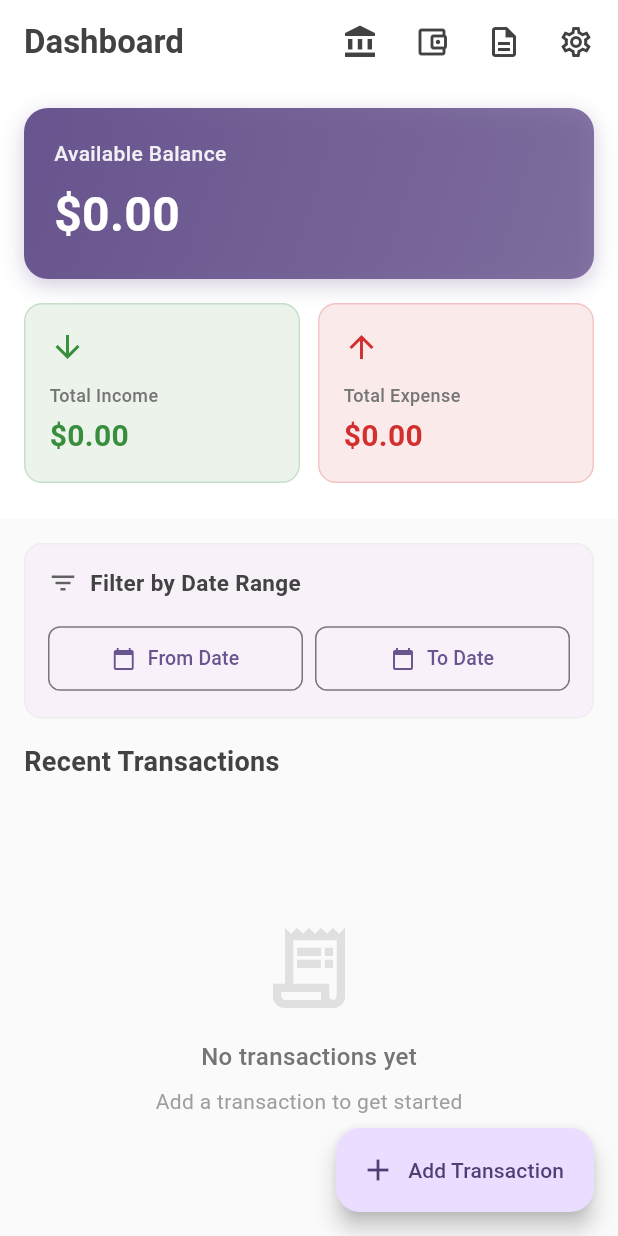
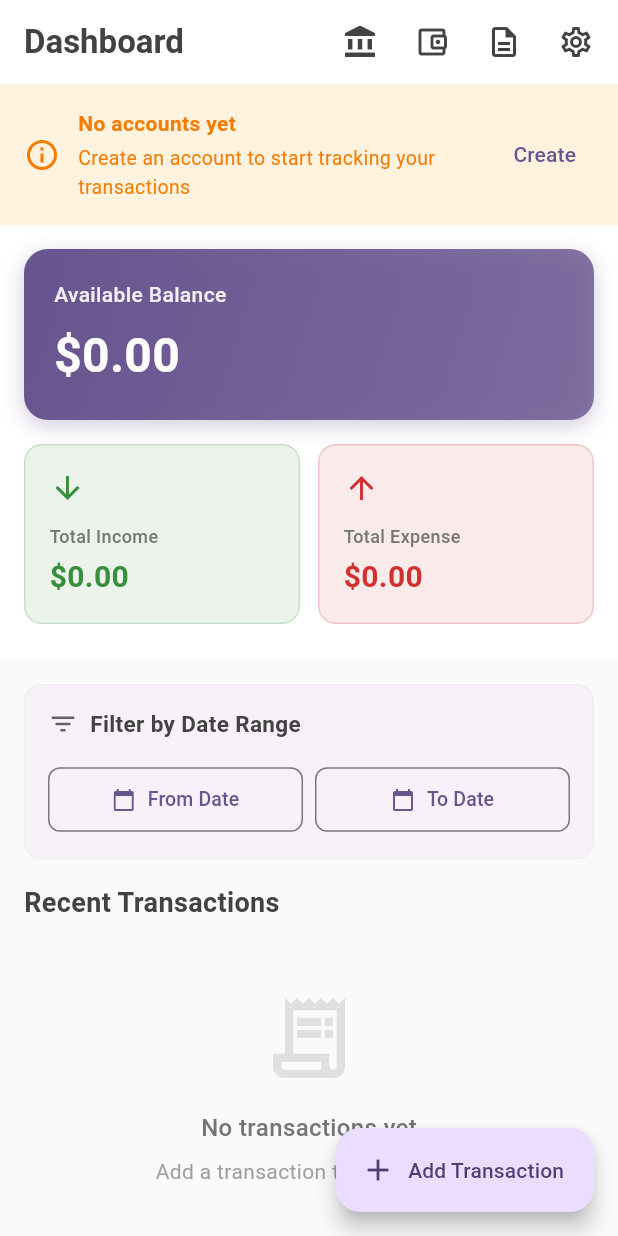
Before and after one commit to gayantha-ambegoda/smart_wallet, a Flutter app: the screen it shows after launch, on a phone screen of 412 x 824 dp. Run offline on Flutter 3.47's test engine with Material 3 defaults, Android fonts, the phone set to English and light mode, and no system bars; our stand-ins replace floor, shared_preferences, sqflite; accounts and stored records are empty; generated files the repository leaves out were written again.

Commit message:
Add transfer transaction support and no-account warning in dashboard
Co-authored-by: gayantha-ambegoda <53072429+gayantha-ambegoda@users.noreply.github.com>

```diff
--- a/lib/pages/dashboard_page.dart
+++ b/lib/pages/dashboard_page.dart
@@ -330,6 +330,61 @@ class _DashboardPageState extends State<DashboardPage> {
       ),
       body: Column(
         children: [
+          // Show message when no accounts exist
+          Consumer<AccountProvider>(
+            builder: (context, accountProvider, child) {
+              if (accountProvider.accounts.isEmpty) {
+                return Container(
+                  width: double.infinity,
+                  color: Colors.orange.shade50,
+                  padding: const EdgeInsets.all(16),
+                  child: Row(
+                    children: [
+                      Icon(Icons.info_outline, color: Colors.orange.shade700),
+                      const SizedBox(width: 12),
+                      Expanded(
+                        child: Column(
+                          crossAxisAlignment: CrossAxisAlignment.start,
+                          children: [
+                            Text(
+                              'No accounts yet',
+                              style: TextStyle(
+                                fontWeight: FontWeight.w600,
+                                color: Colors.orange.shade700,
+                              ),
+                            ),
+                            const SizedBox(height: 4),
+                            Text(
+                              'Create an account to start tracking your transactions',
+                              style: TextStyle(
+                                fontSize: 13,
+                                color: Colors.orange.shade700,
+                              ),
+                            ),
+                          ],
+                        ),
+                      ),
+                      TextButton(
+                        onPressed: () async {
+                          await Navigator.push(
+                            context,
+                            MaterialPageRoute(
+                              builder: (context) => const AccountListPage(),
+                            ),
+                          );
+                          if (mounted) {
+                            context.read<AccountProvider>().loadAccounts();
+                          }
+                        },
+                        child: const Text('Create'),
+                      ),
+                    ],
+                  ),
+                );
+              }
+              return const SizedBox.shrink();
+            },
+          ),
           // Statistics Section (only show when not in template mode)
           if (!_showTemplates)
             Container(
```
Also changed, not shown: lib/widgets/modern_transaction_card.dart (+24 -16 lines).
